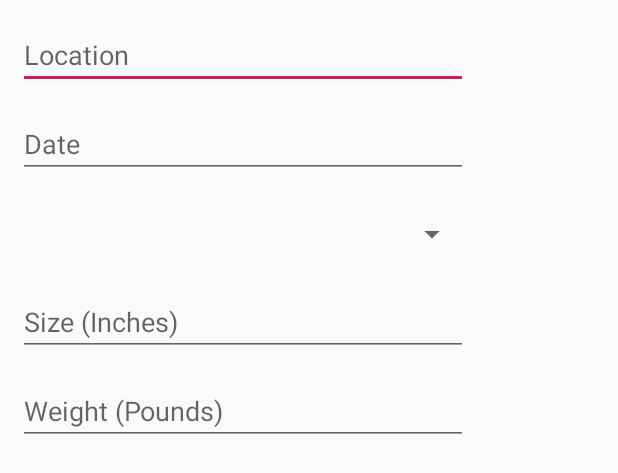
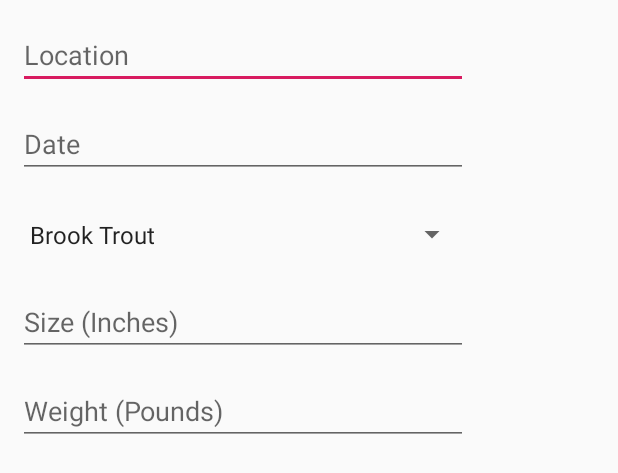
Before and after one commit to OntarioFish/OntarioFish, an Android app: the layout logbook_add_entry_dialog.xml on its own in the app's theme, with its tools: preview values and no code run, on a phone screen of 412 x 824 dp. Shown: the top 473 px of the screen. Run offline under Robolectric (Android 15) with nearby library versions, the phone set to English and light mode, and no system bars; Roboto replaces fonts that are not available here.

Commit message:
removed blank selection for fish spinner, made brook trout the default selection

```diff
--- a/app/src/main/res/layout/logbook_add_entry_dialog.xml
+++ b/app/src/main/res/layout/logbook_add_entry_dialog.xml
@@ -63,4 +63,5 @@
         android:entries="@array/fishes"
         app:layout_constraintStart_toStartOf="parent"
         app:layout_constraintTop_toBottomOf="@+id/editTextDate2" />
+
 </androidx.constraintlayout.widget.ConstraintLayout>
--- a/app/src/main/res/values/strings.xml
+++ b/app/src/main/res/values/strings.xml
@@ -42,7 +42,6 @@
     <string name="fish_name_text_box">Fish Type</string>
 
     <string-array name="fishes">
-        <item> </item>
         <item>Brook Trout</item>
         <item>Channel Catfish</item>
         <item>Common Carp</item>
```
